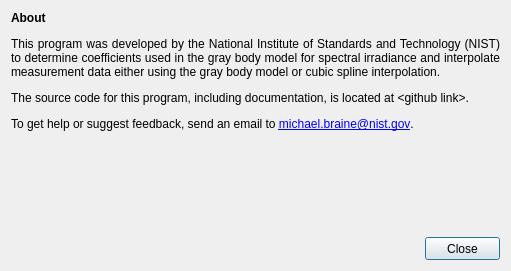
Old version of the form src/GUI/uiSource/IrradianceInterpolationAboutGUI.ui in the repository usnistgov/IrradInterPy.
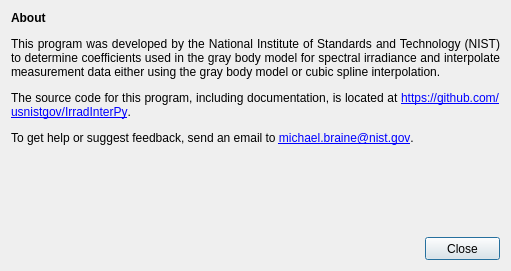
New version of the form.

Commit message: Added link to About dialog

What changed in the file:
```diff
--- a/src/GUI/uiSource/IrradianceInterpolationAboutGUI.ui
+++ b/src/GUI/uiSource/IrradianceInterpolationAboutGUI.ui
@@ -63,7 +63,7 @@
         </size>
        </property>
        <property name="text">
-        <string>&lt;html&gt;&lt;head/&gt;&lt;body&gt;&lt;p align=&quot;justify&quot;&gt;&lt;span style=&quot; font-weight:600;&quot;&gt;About&lt;/span&gt;&lt;/p&gt;&lt;p align=&quot;justify&quot;&gt;This program was developed by the National Institute of Standards and Technology (NIST) to determine coefficients used in the gray body model for spectral irradiance and interpolate measurement data either using the gray body model or cubic spline interpolation.&lt;/p&gt;&lt;p align=&quot;justify&quot;&gt;The source code for this program, including documentation, is located at &amp;lt;github link&amp;gt;.&lt;/p&gt;&lt;p align=&quot;justify&quot;&gt;To get help or suggest feedback, send an email to &lt;a href=&quot;mailto:michael.braine@nist.gov&quot;&gt;&lt;span style=&quot; text-decoration: underline; color:#0000ff;&quot;&gt;michael.braine@nist.gov&lt;/span&gt;&lt;/a&gt;.&lt;/p&gt;&lt;/body&gt;&lt;/html&gt;</string>
+        <string>&lt;html&gt;&lt;head/&gt;&lt;body&gt;&lt;p align=&quot;justify&quot;&gt;&lt;span style=&quot; font-weight:600;&quot;&gt;About&lt;/span&gt;&lt;/p&gt;&lt;p align=&quot;justify&quot;&gt;This program was developed by the National Institute of Standards and Technology (NIST) to determine coefficients used in the gray body model for spectral irradiance and interpolate measurement data either using the gray body model or cubic spline interpolation.&lt;/p&gt;&lt;p align=&quot;justify&quot;&gt;The source code for this program, including documentation, is located at &lt;a href=&quot;https://github.com/usnistgov/IrradInterPy&quot;&gt;&lt;span style=&quot; text-decoration: underline; color:#0000ff;&quot;&gt;https://github.com/usnistgov/IrradInterPy&lt;/span&gt;&lt;/a&gt;.&lt;/p&gt;&lt;p align=&quot;justify&quot;&gt;To get help or suggest feedback, send an email to &lt;a href=&quot;mailto:michael.braine@nist.gov&quot;&gt;&lt;span style=&quot; text-decoration: underline; color:#0000ff;&quot;&gt;michael.braine@nist.gov&lt;/span&gt;&lt;/a&gt;.&lt;/p&gt;&lt;/body&gt;&lt;/html&gt;</string>
        </property>
        <property name="alignment">
         <set>Qt::AlignLeading|Qt::AlignLeft|Qt::AlignTop</set>
```
The commit also changes 1 other file.
